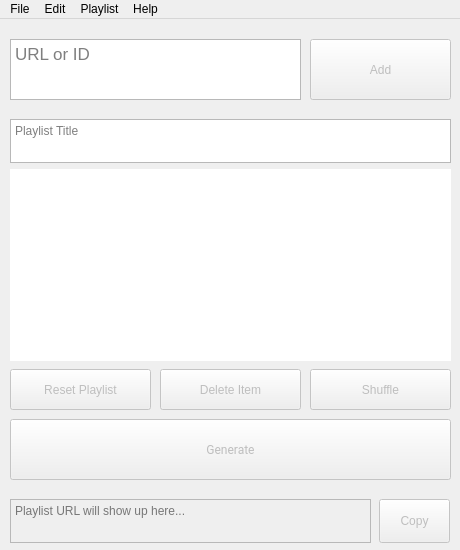
Before: the Qt Designer form src/gui/forms/form.ui in christianhofmanncodes/youtube-playlist-generator, drawn with Qt 5.
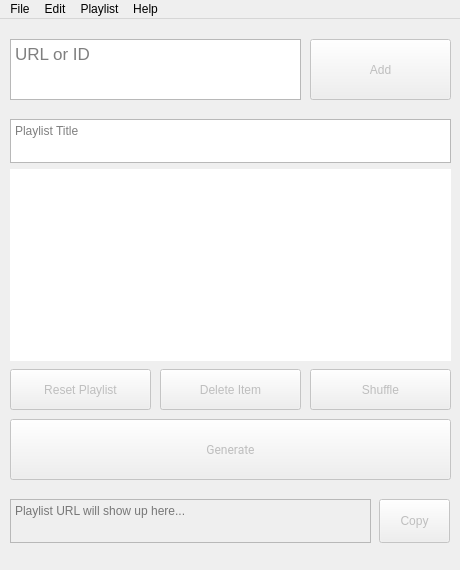
After: the same form once the commit is applied.

Commit message: increase height to fix too small window on Windows due to Menubar, fix quit shortcut on Windows to default

What changed in the file:
```diff
--- a/src/gui/forms/form.ui
+++ b/src/gui/forms/form.ui
@@ -7,7 +7,7 @@
     <x>0</x>
     <y>0</y>
     <width>460</width>
-    <height>550</height>
+    <height>570</height>
    </rect>
   </property>
   <property name="sizePolicy">
@@ -19,13 +19,13 @@
   <property name="minimumSize">
    <size>
     <width>460</width>
-    <height>550</height>
+    <height>570</height>
    </size>
   </property>
   <property name="maximumSize">
    <size>
     <width>460</width>
-    <height>550</height>
+    <height>570</height>
    </size>
   </property>
   <property name="font">
```
Left out of the diff: 8 changed lines with no effect on the pictures.
